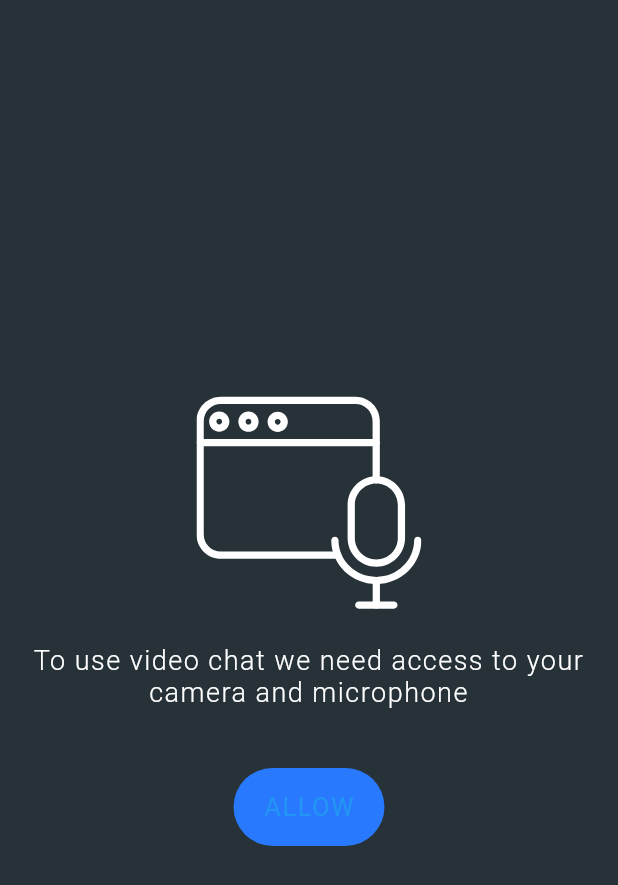
After one commit to darwin-morocho/flutter-super-hero-call, a Flutter app: the PermissionPage screen opened directly, on a phone screen of 412 x 824 dp. The commit adds this screen. Shown: the top 885 px of the screen. Run offline on Flutter 3.47's test engine with Material 2 defaults, Android fonts, the phone set to English and light mode, and no system bars; our stand-ins replace bloc, cached_network_image, equatable, flutter_bloc, flutter_spinkit, flutter_svg and 2 more; missing offline and left inert: flutter_webrtc; network calls fail.

Commit message:
added permissions page

```diff
--- a/lib/blocs/me_bloc/app_state_bloc.dart
+++ b/lib/blocs/me_bloc/app_state_bloc.dart
@@ -13,6 +13,7 @@ class AppStateBloc extends Bloc<Event.AppStateEvent, AppState> {
   }
 
   _initSocketClient() {
+    print("connecting to ws");
     _socketClient.connect();
     _socketClient.onConnected = (heroes) {
       print("connected");
@@ -82,7 +83,7 @@ class AppStateBloc extends Bloc<Event.AppStateEvent, AppState> {
 
   @override
   Future<void> close() {
-    _socketClient.disconnect();
+    _socketClient?.disconnect();
     return super.close();
   }
 
--- a/lib/blocs/superheroes_bloc/bloc.dart
+++ /dev/null
@@ -1,3 +0,0 @@
-export 'superheroes_bloc.dart';
-export 'superheroes_event.dart';
-export 'superheroes_state.dart';
--- /dev/null
+++ b/lib/pages/permissions.dart
@@ -0,0 +1,94 @@
+import 'package:flutter/cupertino.dart';
+import 'package:flutter/material.dart';
+import 'package:flutter_svg/svg.dart';
+import 'package:permission_handler/permission_handler.dart';
+
+class PermissionPage extends StatefulWidget {
+  const PermissionPage({Key key}) : super(key: key);
+
+  @override
+  _PermissionPageState createState() => _PermissionPageState();
+}
+
+class _PermissionPageState extends State<PermissionPage>
+    with WidgetsBindingObserver {
+  bool _wasOpenSetting = false;
+  @override
+  void initState() {
+    super.initState();
+    WidgetsBinding.instance.addObserver(this);
+  }
+
+  @override
+  void dispose() {
+    WidgetsBinding.instance.removeObserver(this);
+    super.dispose();
+  }
+
+  @override
+  void didChangeAppLifecycleState(AppLifecycleState state) {
+    if (state == AppLifecycleState.resumed && _wasOpenSetting) {
+      _wasOpenSetting = false;
+      _requestPermissions(openSettings: false);
+    }
+  }
+
+  _requestPermissions({bool openSettings = true}) async {
+    final ph = PermissionHandler();
+
+    final Map<PermissionGroup, PermissionStatus> results = await ph
+        .requestPermissions(
+            [PermissionGroup.camera, PermissionGroup.microphone]);
+
+    final bool cameraOk =
+        results[PermissionGroup.camera] == PermissionStatus.granted;
+
+    final bool microOk =
+        results[PermissionGroup.microphone] == PermissionStatus.granted;
+
+    if (microOk && cameraOk) {
+      Navigator.pushReplacementNamed(context, 'hero-call');
+    } else if (openSettings) {
+      _wasOpenSetting = true;
+      ph.openAppSettings();
+    }
+  }
+
+  @override
+  Widget build(BuildContext context) {
+    return Scaffold(
+      backgroundColor: Color(0xff263238),
+      body: Container(
+        width: double.infinity,
+        padding: EdgeInsets.all(20),
+        child: Column(
+          crossAxisAlignment: CrossAxisAlignment.center,
+          mainAxisAlignment: MainAxisAlignment.center,
+          children: <Widget>[
+            SvgPicture.asset(
+              'assets/podcast.svg',
+              color: Colors.white,
+              width: 150,
+            ),
+            SizedBox(height: 20),
+            Text(
+                "To use video chat we need access to your camera and microphone",
+                textAlign: TextAlign.center,
+                style: TextStyle(
+                    color: Colors.white,
+                    fontSize: 18,
+                    letterSpacing: 1,
+                    fontWeight: FontWeight.w300)),
+            SizedBox(height: 40),
+            CupertinoButton(
+              onPressed: _requestPermissions,
+              color: Color(0xff2979FF),
+              borderRadius: BorderRadius.circular(30),
+              child: Text("ALLOW", style: TextStyle(letterSpacing: 1)),
+            )
+          ],
+        ),
+      ),
+    );
+  }
+}
--- a/lib/utils/socket_client.dart
+++ b/lib/utils/socket_client.dart
@@ -23,8 +23,8 @@ class SocketClient {
   OnFinish onFinish;
 
   Future<void> connect() async {
-    // const uri = "http://192.168.100.19:5000";
-    const uri = "https://super-hero-call.herokuapp.com";
+    const uri = "http://192.168.1.35:5000";
+    // const uri = "https://super-hero-call.herokuapp.com";
     _socket = IO.io(uri, <String, dynamic>{
       'transports': ['websocket'],
     });
```
Also changed, not shown: lib/blocs/superheroes_bloc/superheroes_bloc.dart (deleted, +0 -32 lines), lib/blocs/superheroes_bloc/superheroes_event.dart (deleted, +0 -22 lines), lib/blocs/superheroes_bloc/superheroes_state.dart (deleted, +0 -35 lines), lib/main.dart (+31 -18 lines), lib/pages/hero_call.dart (added, +23 -0 lines), lib/pages/home.dart (deleted, +0 -57 lines), lib/widgets/my_status.dart (renamed from lib/widgets/me.dart, +14 -12 lines), pubspec.yaml (+4 -3 lines), assets/podcast.svg (added), pubspec.lock, 2 other files.
